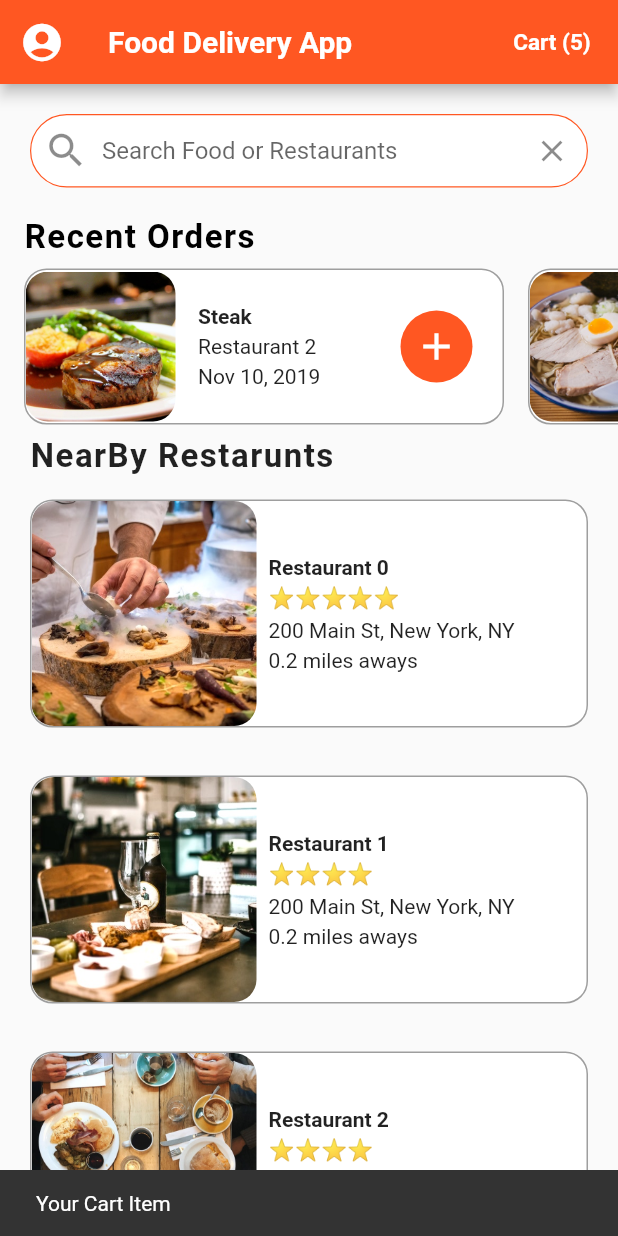
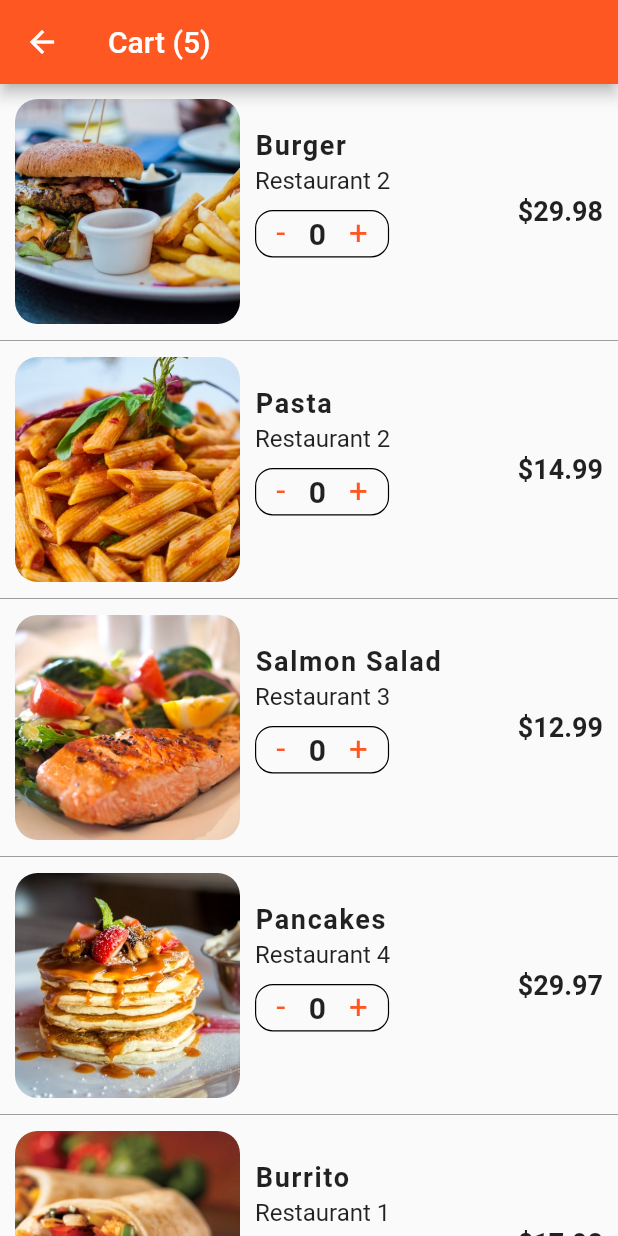
Before and after one commit to SaqibAhmed-hub/Flutter-FoodApp, a Flutter app: the screen it shows after launch, after a tap on an icon or button, on a phone screen of 412 x 824 dp. Run offline on Flutter 3.47's test engine with Material 2 defaults, Android fonts, the phone set to English and light mode, and no system bars.

Commit message:
added the cart screen in the flow

```diff
--- /dev/null
+++ b/lib/screens/cart_screen.dart
@@ -0,0 +1,149 @@
+import 'package:flutter/material.dart';
+import 'package:flutter_food_delivery_ui/data/data.dart';
+import 'package:flutter_food_delivery_ui/models/order.dart';
+
+class CartScreen extends StatefulWidget {
+  const CartScreen({Key? key}) : super(key: key);
+
+  @override
+  State<CartScreen> createState() => _CartScreenState();
+}
+
+class _CartScreenState extends State<CartScreen> {
+
+  int _itemQuantity = 0;
+
+  void _incrementItem(quantity){
+    setState(() {
+        quantity += 1;
+        _itemQuantity = quantity;
+    });
+  }
+
+  void _decrementItem(){
+    setState(() {
+      if(_itemQuantity != 0){
+        _itemQuantity--;
+      }
+    });
+  }
+
+  _buildOrderItem(Order order) {
+    return Container(
+      height: 170.0,
+      margin: EdgeInsets.symmetric(horizontal: 10.0),
+      child: Row(
+        mainAxisAlignment: MainAxisAlignment.spaceBetween,
+        children: <Widget>[
+          Row(
+            children: <Widget>[
+              Container(
+                height: 150.0,
+                width: 150.0,
+                decoration: BoxDecoration(
+                    image: DecorationImage(
+                        image: AssetImage(order.food.imageUrl),
+                        fit: BoxFit.cover),
+                    borderRadius: BorderRadius.circular(15.0)),
+              ),
+              Container(
+                margin: EdgeInsets.symmetric(horizontal: 10.0, vertical: 30.0),
+                child: Column(
+                  crossAxisAlignment: CrossAxisAlignment.start,
+                  children: <Widget>[
+                    Text(
+                      order.food.name,
+                      style: TextStyle(
+                          letterSpacing: 1.1,
+                          fontWeight: FontWeight.w600,
+                          fontSize: 18.0),
+                      overflow: TextOverflow.ellipsis,
+                    ),
+                    SizedBox(
+                      height: 4.0,
+                    ),
+                    Text(
+                      order.restaurant.name,
+                      style: TextStyle(
+                          fontSize: 16.0, fontWeight: FontWeight.w400),
+                      overflow: TextOverflow.ellipsis,
+                    ),
+                    SizedBox(
+                      height: 10.0,
+                    ),
+                    Container(
+                      padding:
+                          EdgeInsets.symmetric(vertical: 2.0, horizontal: 8.0),
+                      decoration: BoxDecoration(
+                        borderRadius: BorderRadius.circular(12.0),
+                        border: Border.all(width: 0.8),
+                      ),
+                      child: Row(
+                        children: <Widget>[
+                          GestureDetector(
+                              onTap: () {
+                               // setState(() {
+                               //   _itemQuantity--;
+                               // });
+                                _decrementItem();
+                              },
+                              child: Text(
+                                ' - ',
+                                style: TextStyle(
+                                    color: Theme.of(context).primaryColor,
+                                    fontSize: 22.0),
+                              )),
+                          SizedBox(
+                            width: 10.0,
+                          ),
+                          Text('$_itemQuantity',
+                              style: TextStyle(
+                                  fontSize: 20.0, fontWeight: FontWeight.w600)),
+                          SizedBox(
+                            width: 10.0,
+                          ),
+                          GestureDetector(
+                              onTap: () {
+                                _incrementItem(order.quantity);
+                              },
+                              child: Text(
+                                ' + ',
+                                style: TextStyle(
+                                    color: Theme.of(context).primaryColor,
+                                    fontSize: 22.0),
+                              ))
+                        ],
+                      ),
+                    )
+                  ],
+                ),
+              ),
+            ],
+          ),
+          Text(
+            '\$${order.quantity * order.food.price}',
+            style: TextStyle(fontWeight: FontWeight.w600, fontSize: 18.0),
+          )
+        ],
+      ),
+    );
+  }
+
+  @override
+  Widget build(BuildContext context) {
+    return Scaffold(
+        appBar: AppBar(
+          title: Text('Cart (${currentUser.cart.length})'),
+        ),
+        // This is the RecyclerView in Flutter With Divider
+        body: ListView.separated(
+            itemBuilder: (context, index) {
+              Order order = currentUser.cart[index];
+              return _buildOrderItem(order);
+            },
+            separatorBuilder: (context, index) {
+              return Divider(height: 2.0, color: Colors.grey);
+            },
+            itemCount: currentUser.cart.length));
+  }
+}
--- a/lib/screens/home_screen.dart
+++ b/lib/screens/home_screen.dart
@@ -4,6 +4,7 @@ import 'package:flutter_food_delivery_ui/models/restaurant.dart';
 import 'package:flutter_food_delivery_ui/widgets/RatingStar.dart';
 import 'package:flutter_food_delivery_ui/widgets/recent_orders.dart';
 import 'RestaruntScreen.dart';
+import 'cart_screen.dart';
 
 class HomeScreen extends StatefulWidget {
   const HomeScreen({Key? key}) : super(key: key);
@@ -36,10 +37,11 @@ class _HomeScreenState extends State<HomeScreen> {
                   fontWeight: FontWeight.bold),
             ),
             onPressed: () {
-              //Snackbar in flutter
-              ScaffoldMessenger.of(context).showSnackBar(SnackBar(
-                content: Text("Your Cart Item "),
-              ));
+              // //Snackbar in flutter
+              // ScaffoldMessenger.of(context).showSnackBar(SnackBar(
+              //   content: Text("Your Cart Item "),
+              // ));
+              Navigator.push(context, MaterialPageRoute(builder: (_) => CartScreen()));
             },
           )
         ],
```
